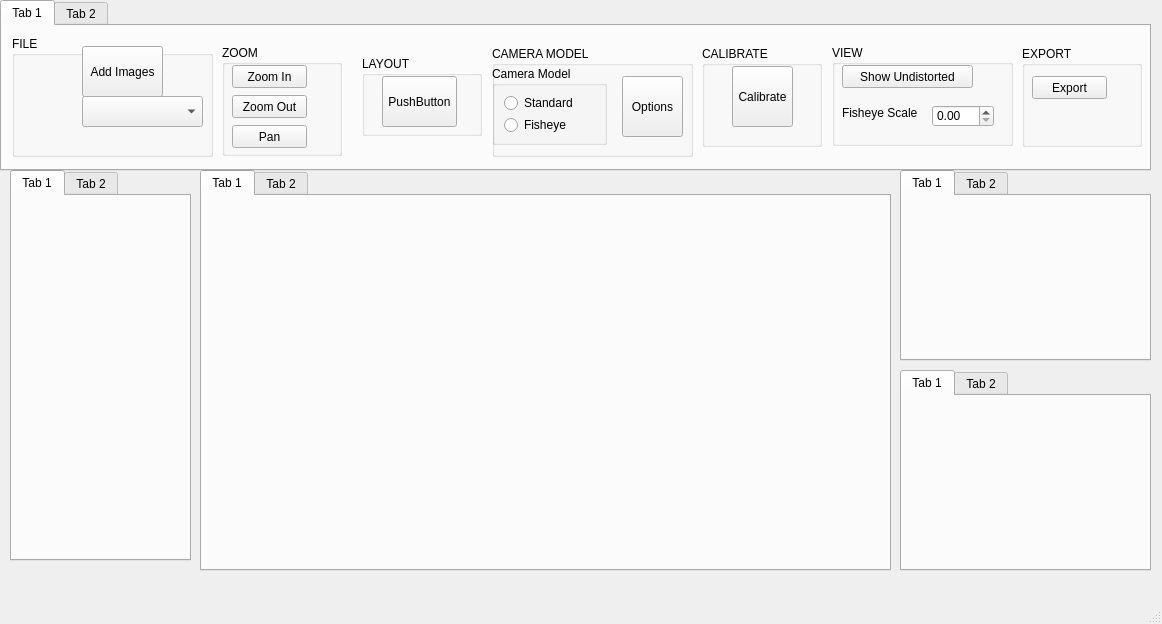
This is mainwindow.ui in Hezexian/calibrateTool as Qt 5 draws it before an edit. The edited form follows.
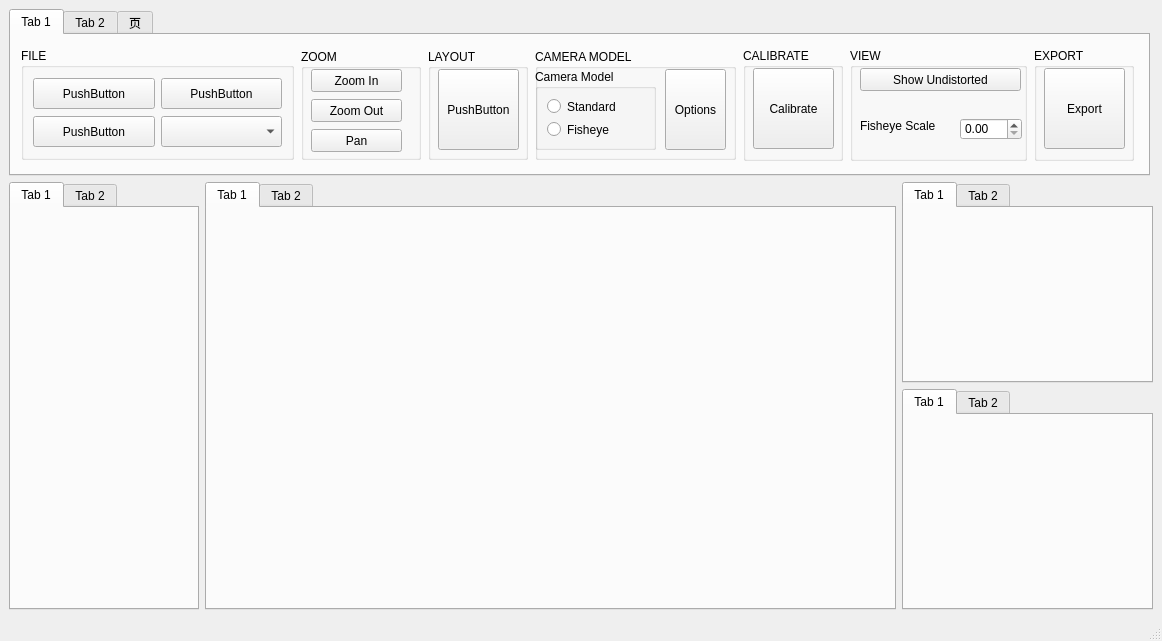
This is the edited form. The open tabs and pages were chosen to show the change.

The edit to the form file:
```diff
--- a/mainwindow.ui
+++ b/mainwindow.ui
@@ -14,143 +14,112 @@
    <string>MainWindow</string>
   </property>
   <widget class="QWidget" name="centralwidget">
-   <widget class="QTabWidget" name="tabWidget">
-    <property name="geometry">
-     <rect>
-      <x>200</x>
-      <y>170</y>
-      <width>691</width>
-      <height>401</height>
-     </rect>
-    </property>
-    <widget class="QWidget" name="tab">
-     <attribute name="title">
-      <string>Tab 1</string>
-     </attribute>
-    </widget>
-    <widget class="QWidget" name="tab_2">
-     <attribute name="title">
-      <string>Tab 2</string>
-     </attribute>
-    </widget>
-   </widget>
-   <widget class="QTabWidget" name="tabWidget_2">
-    <property name="geometry">
-     <rect>
-      <x>900</x>
-      <y>170</y>
-      <width>251</width>
-      <height>191</height>
-     </rect>
-    </property>
-    <widget class="QWidget" name="tab_3">
-     <attribute name="title">
-      <string>Tab 1</string>
-     </attribute>
-    </widget>
-    <widget class="QWidget" name="tab_4">
-     <attribute name="title">
-      <string>Tab 2</string>
-     </attribute>
-    </widget>
-   </widget>
-   <widget class="QTabWidget" name="tabWidget_3">
-    <property name="geometry">
-     <rect>
-      <x>900</x>
-      <y>370</y>
-      <width>251</width>
-      <height>201</height>
-     </rect>
-    </property>
-    <widget class="QWidget" name="tab_5">
+   <layout class="QVBoxLayout" name="verticalLayout_3">
+    <item>
+     <widget class="QTabWidget" name="tabWidget_tool">
+      <property name="minimumSize">
+       <size>
+        <width>1141</width>
+        <height>167</height>
+       </size>
+      </property>
+      <property name="maximumSize">
+       <size>
+        <width>1141</width>
+        <height>167</height>
+       </size>
+      </property>
+      <property name="currentIndex">
+       <number>2</number>
+      </property>
+      <widget class="QWidget" name="tab_mono">
      <attribute name="title">
       <string>Tab 1</string>
      </attribute>
-    </widget>
-    <widget class="QWidget" name="tab_6">
-     <attribute name="title">
-      <string>Tab 2</string>
-     </attribute>
-    </widget>
-   </widget>
-   <widget class="QTabWidget" name="tabWidget_4">
-    <property name="geometry">
-     <rect>
-      <x>10</x>
-      <y>170</y>
-      <width>181</width>
-      <height>391</height>
-     </rect>
-    </property>
-    <widget class="QWidget" name="tab_7">
-     <attribute name="title">
-      <string>Tab 1</string>
-     </attribute>
-    </widget>
-    <widget class="QWidget" name="tab_8">
-     <attribute name="title">
-      <string>Tab 2</string>
-     </attribute>
-    </widget>
-   </widget>
-   <widget class="QTabWidget" name="tabWidget_5">
-    <property name="geometry">
-     <rect>
-      <x>0</x>
-      <y>0</y>
-      <width>1151</width>
-      <height>171</height>
-     </rect>
-    </property>
-    <widget class="QWidget" name="tab_9">
-     <attribute name="title">
-      <string>Tab 1</string>
-     </attribute>
+       <layout class="QHBoxLayout" name="horizontalLayout">
+        <item>
      <widget class="QGroupBox" name="groupBox_file">
-      <property name="geometry">
-       <rect>
-        <x>10</x>
-        <y>10</y>
-        <width>201</width>
-        <height>121</height>
-       </rect>
+          <property name="minimumSize">
+           <size>
+            <width>273</width>
+            <height>112</height>
+           </size>
+          </property>
+          <property name="maximumSize">
+           <size>
+            <width>273</width>
+            <height>112</height>
+           </size>
       </property>
       <property name="title">
        <string>FILE</string>
       </property>
-      <widget class="QPushButton" name="pushButton_addImages">
-       <property name="geometry">
-        <rect>
-         <x>70</x>
-         <y>10</y>
-         <width>81</width>
-         <height>51</height>
-        </rect>
+          <layout class="QGridLayout" name="gridLayout">
+           <item row="0" column="0">
+            <widget class="QPushButton" name="pushButton">
+             <property name="minimumSize">
+              <size>
+               <width>121</width>
+               <height>31</height>
+              </size>
        </property>
        <property name="text">
-        <string>Add Images</string>
-       </property>
-      </widget>
+              <string>PushButton</string>
+             </property>
+            </widget>
+           </item>
+           <item row="0" column="1">
+            <widget class="QPushButton" name="pushButton_6">
+             <property name="minimumSize">
+              <size>
+               <width>121</width>
+               <height>31</height>
+              </size>
+             </property>
+             <property name="text">
+              <string>PushButton</string>
+             </property>
+            </widget>
+           </item>
+           <item row="1" column="0">
+            <widget class="QPushButton" name="pushButton_5">
+             <property name="minimumSize">
+              <size>
+               <width>121</width>
+               <height>31</height>
+              </size>
+             </property>
+             <property name="text">
+              <string>PushButton</string>
+             </property>
+            </widget>
+           </item>
+           <item row="1" column="1">
       <widget class="QComboBox" name="comboBox_addImages">
-       <property name="geometry">
-        <rect>
-         <x>70</x>
-         <y>60</y>
+             <property name="minimumSize">
+              <size>
          <width>121</width>
          <height>31</height>
-        </rect>
-       </property>
-      </widget>
-     </widget>
+              </size>
+             </property>
+            </widget>
+           </item>
+          </layout>
+         </widget>
+        </item>
+        <item>
      <widget class="QGroupBox" name="groupBox_zoom">
-      <property name="geometry">
-       <rect>
-        <x>220</x>
-        <y>19</y>
+          <property name="minimumSize">
+           <size>
         <width>120</width>
         <height>111</height>
-       </rect>
+           </size>
+          </property>
+          <property name="maximumSize">
+           <size>
+            <width>120</width>
+            <height>111</height>
+           </size>
       </property>
       <property name="title">
        <string>ZOOM</string>
@@ -160,7 +129,7 @@
         <rect>
          <x>10</x>
          <y>20</y>
-         <width>75</width>
+             <width>91</width>
          <height>23</height>
         </rect>
        </property>
@@ -173,7 +142,7 @@
         <rect>
          <x>10</x>
          <y>50</y>
-         <width>75</width>
+             <width>91</width>
          <height>23</height>
         </rect>
        </property>
@@ -186,7 +155,7 @@
         <rect>
          <x>10</x>
          <y>80</y>
-         <width>75</width>
+             <width>91</width>
          <height>23</height>
         </rect>
        </property>
@@ -195,14 +164,20 @@
        </property>
       </widget>
      </widget>
+        </item>
+        <item>
      <widget class="QGroupBox" name="groupBox_layout">
-      <property name="geometry">
-       <rect>
-        <x>360</x>
-        <y>30</y>
-        <width>120</width>
-        <height>80</height>
-       </rect>
+          <property name="minimumSize">
+           <size>
+            <width>100</width>
+            <height>111</height>
+           </size>
+          </property>
+          <property name="maximumSize">
+           <size>
+            <width>100</width>
+            <height>111</height>
+           </size>
       </property>
       <property name="title">
        <string>LAYOUT</string>
@@ -210,10 +185,10 @@
       <widget class="QPushButton" name="pushButton_defaultLoyout">
        <property name="geometry">
         <rect>
-         <x>20</x>
+             <x>10</x>
          <y>20</y>
-         <width>75</width>
-         <height>51</height>
+             <width>81</width>
+             <height>81</height>
         </rect>
        </property>
        <property name="text">
@@ -221,14 +196,20 @@
        </property>
       </widget>
      </widget>
+        </item>
+        <item>
      <widget class="QGroupBox" name="groupBox_cameraModel_2">
-      <property name="geometry">
-       <rect>
-        <x>490</x>
-        <y>20</y>
+          <property name="minimumSize">
+           <size>
         <width>201</width>
         <height>111</height>
-       </rect>
+           </size>
+          </property>
+          <property name="maximumSize">
+           <size>
+            <width>201</width>
+            <height>111</height>
+           </size>
       </property>
       <property name="title">
        <string>CAMERA MODEL</string>
@@ -238,8 +219,8 @@
         <rect>
          <x>0</x>
          <y>20</y>
-         <width>115</width>
-         <height>79</height>
+             <width>121</width>
+             <height>81</height>
         </rect>
        </property>
        <property name="title">
@@ -266,9 +247,9 @@
        <property name="geometry">
         <rect>
          <x>130</x>
-         <y>30</y>
+             <y>20</y>
          <width>61</width>
-         <height>61</height>
+             <height>81</height>
         </rect>
        </property>
        <property name="text">
@@ -276,14 +257,20 @@
        </property>
       </widget>
      </widget>
+        </item>
+        <item>
      <widget class="QGroupBox" name="groupBox_calibrate">
-      <property name="geometry">
-       <rect>
-        <x>700</x>
-        <y>20</y>
-        <width>120</width>
-        <height>101</height>
-       </rect>
+          <property name="minimumSize">
+           <size>
+            <width>100</width>
+            <height>113</height>
+           </size>
+          </property>
+          <property name="maximumSize">
+           <size>
+            <width>100</width>
+            <height>113</height>
+           </size>
       </property>
       <property name="title">
        <string>CALIBRATE</string>
@@ -291,10 +278,10 @@
       <widget class="QPushButton" name="pushButton_calibrate">
        <property name="geometry">
         <rect>
-         <x>30</x>
+             <x>10</x>
          <y>20</y>
-         <width>61</width>
-         <height>61</height>
+             <width>81</width>
+             <height>81</height>
         </rect>
        </property>
        <property name="text">
@@ -302,14 +289,20 @@
        </property>
       </widget>
      </widget>
+        </item>
+        <item>
      <widget class="QGroupBox" name="groupBox_view">
-      <property name="geometry">
-       <rect>
-        <x>830</x>
-        <y>19</y>
-        <width>181</width>
-        <height>101</height>
-       </rect>
+          <property name="minimumSize">
+           <size>
+            <width>177</width>
+            <height>113</height>
+           </size>
+          </property>
+          <property name="maximumSize">
+           <size>
+            <width>177</width>
+            <height>113</height>
+           </size>
       </property>
       <property name="title">
        <string>VIEW</string>
@@ -319,7 +312,7 @@
         <rect>
          <x>10</x>
          <y>20</y>
-         <width>131</width>
+             <width>161</width>
          <height>23</height>
         </rect>
        </property>
@@ -331,8 +324,8 @@
        <property name="geometry">
         <rect>
          <x>10</x>
-         <y>60</y>
-         <width>81</width>
+             <y>70</y>
+             <width>101</width>
          <height>16</height>
         </rect>
        </property>
@@ -343,22 +336,28 @@
       <widget class="QDoubleSpinBox" name="doubleSpinBox">
        <property name="geometry">
         <rect>
-         <x>100</x>
-         <y>60</y>
+             <x>110</x>
+             <y>70</y>
          <width>62</width>
          <height>22</height>
         </rect>
        </property>
       </widget>
      </widget>
+        </item>
+        <item>
      <widget class="QGroupBox" name="groupBox_export">
-      <property name="geometry">
-       <rect>
-        <x>1020</x>
-        <y>20</y>
-        <width>120</width>
-        <height>101</height>
-       </rect>
+          <property name="minimumSize">
+           <size>
+            <width>100</width>
+            <height>113</height>
+           </size>
+          </property>
+          <property name="maximumSize">
+           <size>
+            <width>100</width>
+            <height>113</height>
+           </size>
       </property>
       <property name="title">
        <string>EXPORT</string>
@@ -367,9 +366,9 @@
        <property name="geometry">
         <rect>
          <x>10</x>
-         <y>30</y>
-         <width>75</width>
-         <height>23</height>
+             <y>20</y>
+             <width>81</width>
+             <height>81</height>
         </rect>
        </property>
        <property name="text">
@@ -377,13 +376,123 @@
        </property>
       </widget>
      </widget>
+        </item>
+       </layout>
     </widget>
     <widget class="QWidget" name="tab_10">
      <attribute name="title">
       <string>Tab 2</string>
      </attribute>
     </widget>
-   </widget>
+      <widget class="QWidget" name="tab_camera">
+       <attribute name="title">
+        <string>页</string>
+       </attribute>
+       <widget class="QPushButton" name="pushButton_closeCamera">
+        <property name="geometry">
+         <rect>
+          <x>660</x>
+          <y>30</y>
+          <width>93</width>
+          <height>81</height>
+         </rect>
+        </property>
+        <property name="text">
+         <string>close</string>
+        </property>
+       </widget>
+      </widget>
+     </widget>
+    </item>
+    <item>
+     <layout class="QHBoxLayout" name="horizontalLayout_2">
+      <item>
+       <widget class="QTabWidget" name="tabWidget_4">
+        <property name="minimumSize">
+         <size>
+          <width>181</width>
+          <height>421</height>
+         </size>
+        </property>
+        <widget class="QWidget" name="tab_7">
+         <attribute name="title">
+          <string>Tab 1</string>
+         </attribute>
+        </widget>
+        <widget class="QWidget" name="tab_8">
+         <attribute name="title">
+          <string>Tab 2</string>
+         </attribute>
+        </widget>
+       </widget>
+      </item>
+      <item>
+       <widget class="QTabWidget" name="tabWidget">
+        <property name="minimumSize">
+         <size>
+          <width>691</width>
+          <height>421</height>
+         </size>
+        </property>
+        <widget class="QWidget" name="tab">
+         <attribute name="title">
+          <string>Tab 1</string>
+         </attribute>
+        </widget>
+        <widget class="QWidget" name="tab_2">
+         <attribute name="title">
+          <string>Tab 2</string>
+         </attribute>
+        </widget>
+       </widget>
+      </item>
+      <item>
+       <layout class="QVBoxLayout" name="verticalLayout_2">
+        <item>
+         <widget class="QTabWidget" name="tabWidget_2">
+          <property name="minimumSize">
+           <size>
+            <width>251</width>
+            <height>201</height>
+           </size>
+          </property>
+          <widget class="QWidget" name="tab_3">
+           <attribute name="title">
+            <string>Tab 1</string>
+           </attribute>
+          </widget>
+          <widget class="QWidget" name="tab_4">
+           <attribute name="title">
+            <string>Tab 2</string>
+           </attribute>
+          </widget>
+         </widget>
+        </item>
+        <item>
+         <widget class="QTabWidget" name="tabWidget_3">
+          <property name="minimumSize">
+           <size>
+            <width>251</width>
+            <height>221</height>
+           </size>
+          </property>
+          <widget class="QWidget" name="tab_5">
+           <attribute name="title">
+            <string>Tab 1</string>
+           </attribute>
+          </widget>
+          <widget class="QWidget" name="tab_6">
+           <attribute name="title">
+            <string>Tab 2</string>
+           </attribute>
+          </widget>
+         </widget>
+        </item>
+       </layout>
+      </item>
+     </layout>
+    </item>
+   </layout>
   </widget>
   <widget class="QMenuBar" name="menubar">
    <property name="geometry">
```
Left out of the diff: 2 changed lines with no effect on the pictures. Lines whose indentation alone changed are shown as unchanged.
